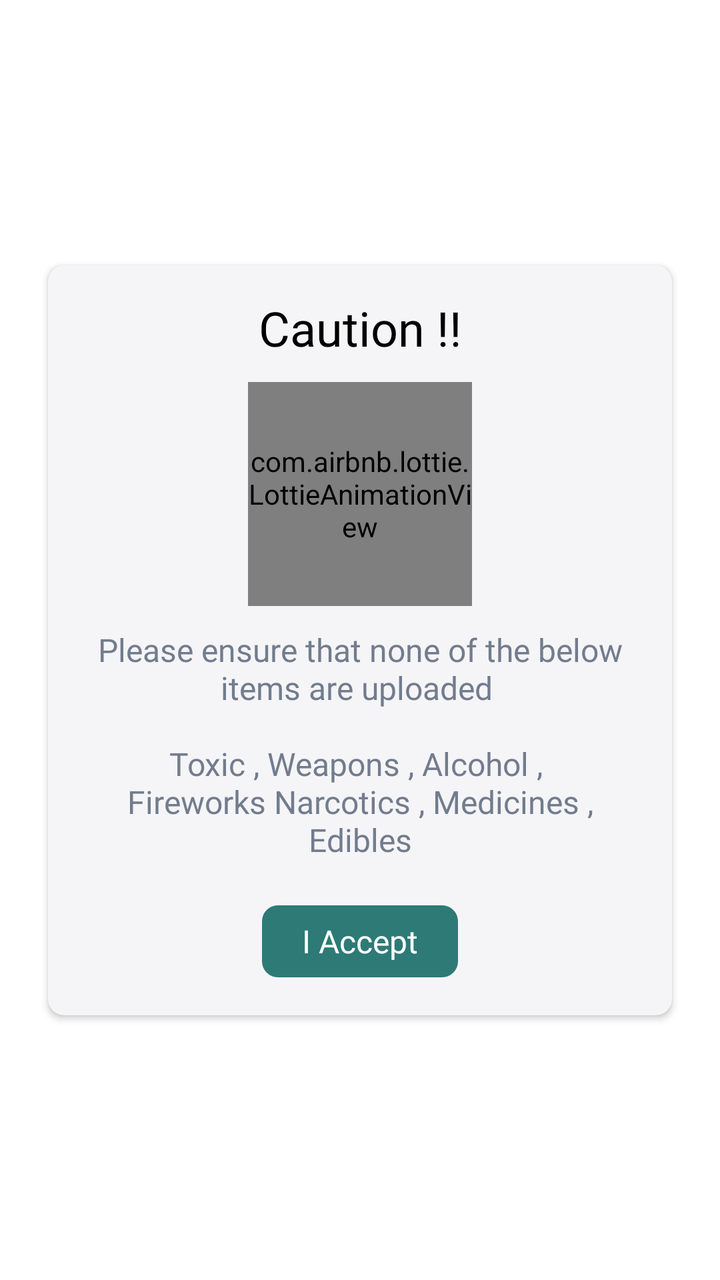
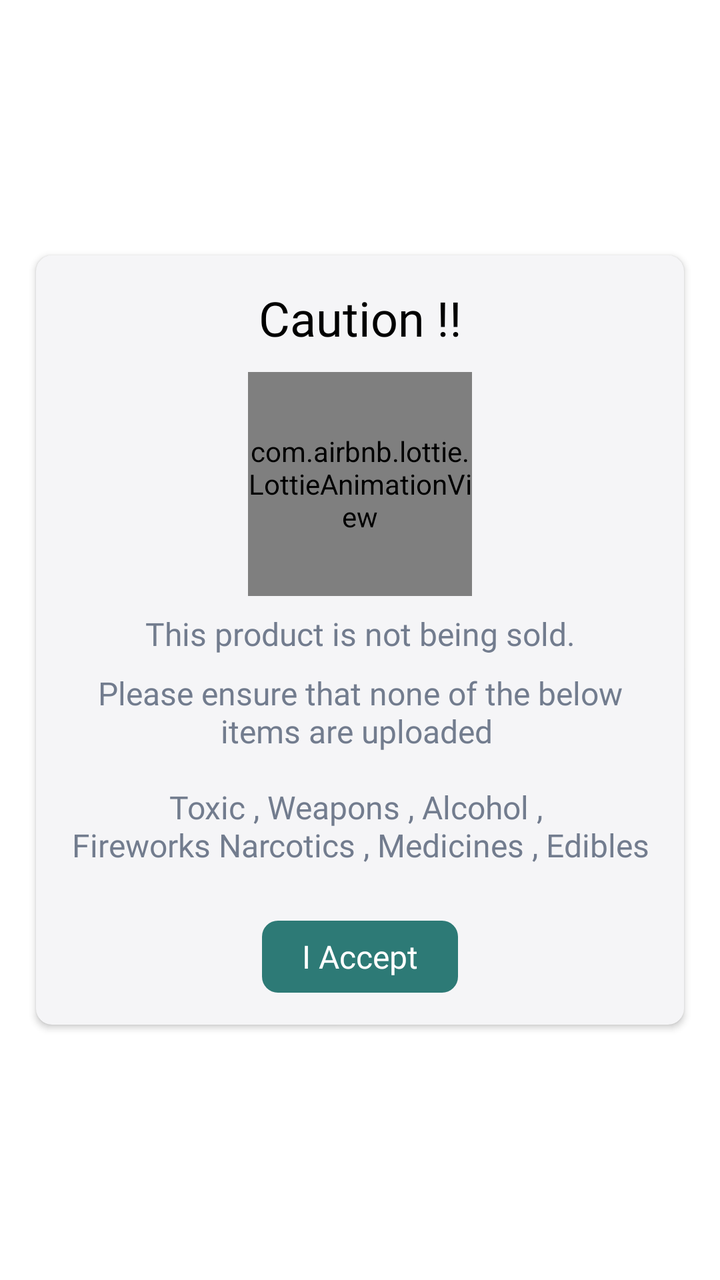

Screens rendered from an Android XML layout before and after an edit, with the pre-edit source and the edit as a unified diff.
<!-- AndroidManifest.xml: application theme Theme.AbraaKaDabraa.App -->
<!-- res/layout/alert_submit_caution_dialog.xml -->
<?xml version="1.0" encoding="utf-8"?>
<androidx.constraintlayout.widget.ConstraintLayout
    android:id="@+id/success_alert_dialog"
    android:layout_width="wrap_content"
    android:layout_height="wrap_content"

    app:layout_constraintBottom_toBottomOf="parent"
    app:layout_constraintEnd_toEndOf="parent"
    app:layout_constraintHorizontal_bias="1.0"
    app:layout_constraintStart_toStartOf="parent"
    app:layout_constraintTop_toTopOf="parent"
    app:layout_constraintVertical_bias="1.0"
    xmlns:android="http://schemas.android.com/apk/res/android"
    xmlns:app="http://schemas.android.com/apk/res-auto">
    

    <androidx.cardview.widget.CardView
        android:id="@+id/cautionDialog"
        android:layout_height="375dp"
        android:layout_width="312dp"
        app:cardBackgroundColor="@color/new_bg_color"
        app:cardCornerRadius="8dp"
        android:visibility="visible"
        app:layout_constraintBottom_toBottomOf="parent"
        app:layout_constraintEnd_toEndOf="parent"
        app:layout_constraintStart_toStartOf="parent"
        app:layout_constraintTop_toTopOf="parent">

        <ScrollView
            android:layout_width="match_parent"
            android:layout_height="wrap_content">

            <androidx.constraintlayout.widget.ConstraintLayout
                android:layout_width="match_parent"
                android:layout_height="match_parent">

                <ImageView
                    android:id="@+id/closeBtn"
                    android:layout_width="wrap_content"
                    android:layout_height="wrap_content"
                    android:layout_marginTop="14dp"
                    android:layout_marginEnd="14dp"
                    android:visibility="gone"
                    app:layout_constraintEnd_toEndOf="parent"
                    app:layout_constraintTop_toTopOf="parent"
                    app:srcCompat="@drawable/ic_close_theme" />
                <com.airbnb.lottie.LottieAnimationView
                    android:id="@+id/success_anim"
                    android:layout_width="112dp"
                    android:layout_height="112dp"
                    android:layout_marginTop="11dp"
                    app:layout_constraintEnd_toEndOf="parent"
                    app:layout_constraintStart_toStartOf="parent"
                    app:layout_constraintTop_toBottomOf="@+id/textView40"
                    app:lottie_autoPlay="true"
                    app:lottie_loop="false"
                    app:lottie_rawRes="@raw/warning" />

                <TextView
                    android:id="@+id/textView81"
                    android:layout_width="0dp"
                    android:layout_height="wrap_content"
                    android:layout_marginStart="16dp"
                    android:layout_marginTop="11dp"
                    android:layout_marginEnd="16dp"
                    android:fontFamily="@font/montserrat_medium"
                    android:gravity="center"
                    android:text="Please ensure that none of the below items are uploaded \n\nToxic , Weapons , Alcohol , \nFireworks Narcotics , Medicines , Edibles\n"
                    android:textColor="@color/message_color"
                    android:textSize="16sp"
                    app:layout_constraintEnd_toEndOf="parent"
                    app:layout_constraintStart_toStartOf="parent"
                    app:layout_constraintTop_toBottomOf="@+id/success_anim" />

                <TextView
                    android:id="@+id/success_ok_btn"
                    android:layout_width="98dp"
                    android:layout_height="36dp"
                    android:layout_marginStart="32dp"
                    android:layout_marginTop="3dp"
                    android:layout_marginEnd="32dp"
                    android:layout_marginBottom="16dp"
                    android:background="@drawable/btn_bg_rounded_rect"
                    android:fontFamily="@font/montserrat_semi_bold"
                    android:gravity="center"
                    android:text="I Accept"
                    android:textAllCaps="false"
                    android:textColor="@color/white"
                    android:textSize="16sp"
                    app:layout_constraintBottom_toBottomOf="parent"
                    app:layout_constraintEnd_toEndOf="parent"
                    app:layout_constraintStart_toStartOf="parent"
                    app:layout_constraintTop_toBottomOf="@+id/textView81" />

                <TextView
                    android:id="@+id/textView40"
                    android:layout_width="wrap_content"
                    android:layout_height="wrap_content"
                    android:layout_marginTop="15dp"
                    android:fontFamily="@font/montserrat_bold"
                    android:text="Caution !!"
                    android:textColor="#000000"
                    android:textSize="24sp"
                    app:layout_constraintEnd_toEndOf="parent"
                    app:layout_constraintStart_toStartOf="parent"
                    app:layout_constraintTop_toTopOf="parent" />
            </androidx.constraintlayout.widget.ConstraintLayout>
        </ScrollView>


    </androidx.cardview.widget.CardView>

    
    <androidx.cardview.widget.CardView
        android:id="@+id/successDialog"
        android:layout_width="284dp"
        android:layout_height="306dp"
        android:visibility="gone"
        app:cardBackgroundColor="@color/new_bg_color"
        app:cardCornerRadius="8dp"
        app:layout_constraintBottom_toBottomOf="parent"
        app:layout_constraintEnd_toEndOf="parent"
        app:layout_constraintStart_toStartOf="parent"
        app:layout_constraintTop_toTopOf="parent">

        <androidx.constraintlayout.widget.ConstraintLayout
            android:layout_width="match_parent"
            android:layout_height="match_parent">

            <com.airbnb.lottie.LottieAnimationView
                android:id="@+id/success_anim1"
                android:layout_width="112dp"
                android:layout_height="102dp"
                android:layout_marginTop="32dp"
                app:layout_constraintEnd_toEndOf="parent"
                app:layout_constraintStart_toStartOf="parent"
                app:layout_constraintTop_toTopOf="parent"
                app:lottie_autoPlay="true"
                app:lottie_loop="true"
                app:lottie_rawRes="@raw/toucan" />

            <TextView
                android:id="@+id/textView80"
                android:layout_width="wrap_content"
                android:layout_height="wrap_content"
                android:layout_marginTop="8dp"
                android:fontFamily="@font/montserrat_bold"
                android:text="Success !"
                android:textColor="#1D2126"
                android:textSize="24sp"
                app:layout_constraintEnd_toEndOf="@+id/success_anim1"
                app:layout_constraintStart_toStartOf="@+id/success_anim1"
                app:layout_constraintTop_toBottomOf="@+id/success_anim1" />

            <TextView
                android:id="@+id/textView811"
                android:layout_width="0dp"
                android:layout_height="wrap_content"
                android:layout_marginStart="16dp"
                android:layout_marginTop="16dp"
                android:layout_marginEnd="16dp"
                android:gravity="center"
                android:text="We are immensely grateful for your contribution. An interested receiver will request soon."
                app:layout_constraintEnd_toEndOf="parent"
                app:layout_constraintStart_toStartOf="parent"
                app:layout_constraintTop_toBottomOf="@+id/textView80" />

            <TextView
                android:id="@+id/success_ok_btn1"
                android:layout_width="98dp"
                android:layout_height="36dp"
                android:layout_marginStart="32dp"
                android:layout_marginEnd="32dp"
                android:layout_marginBottom="16dp"
                android:background="@drawable/btn_bg_rounded_rect"
                android:fontFamily="@font/montserrat_semi_bold"
                android:gravity="center"
                android:text="Ok, Got it"
                android:textAllCaps="false"
                android:textColor="@color/white"
                android:textSize="16sp"
                app:layout_constraintBottom_toBottomOf="parent"
                app:layout_constraintEnd_toEndOf="parent"
                app:layout_constraintStart_toStartOf="parent" />
        </androidx.constraintlayout.widget.ConstraintLayout>
    </androidx.cardview.widget.CardView>
</androidx.constraintlayout.widget.ConstraintLayout>
<!-- resources referenced by this layout -->
<resources>
  <color name="message_color">#727C8E</color>
  <color name="new_bg_color">#F5F5F7</color>
  <color name="white">#FFFFFFFF</color>
  <!-- drawable btn_bg_rounded_rect (drawable) -->
  <shape xmlns:android="http://schemas.android.com/apk/res/android"
      android:shape="rectangle">
  
      <solid android:color="@color/new_button_color" />
  
      <corners android:radius="8dp" />
  
  </shape>
  <!-- drawable ic_close_theme (drawable) -->
  <vector xmlns:android="http://schemas.android.com/apk/res/android"
      android:width="24dp"
      android:height="24dp"
      android:viewportWidth="24"
      android:viewportHeight="24"
      >
    <path
        android:fillColor="@color/theme_color"
        android:pathData="M19,6.41L17.59,5 12,10.59 6.41,5 5,6.41 10.59,12 5,17.59 6.41,19 12,13.41 17.59,19 19,17.59 13.41,12z"/>
  </vector>
  <style name="Theme.AbraaKaDabraa.App" parent="Theme.MaterialComponents.Light.DarkActionBar">
          <item name="colorPrimary">@color/theme_color</item>
          <item name="colorPrimaryVariant">@color/theme_color</item>
          <item name="colorOnPrimary">@color/theme_color</item>
      </style>
  <color name="new_button_color">#2D7A76</color>
  <color name="theme_color">#416D49</color>
</resources>

<!-- the commit's change to res/layout/alert_submit_caution_dialog.xml (unified diff, before → after) -->
@@ -1,26 +1,25 @@
 <?xml version="1.0" encoding="utf-8"?>
 <androidx.constraintlayout.widget.ConstraintLayout
     android:id="@+id/success_alert_dialog"
-    android:layout_width="wrap_content"
-    android:layout_height="wrap_content"
-
+    android:layout_width="match_parent"
+    android:layout_height="match_parent"
     app:layout_constraintBottom_toBottomOf="parent"
     app:layout_constraintEnd_toEndOf="parent"
-    app:layout_constraintHorizontal_bias="1.0"
     app:layout_constraintStart_toStartOf="parent"
     app:layout_constraintTop_toTopOf="parent"
-    app:layout_constraintVertical_bias="1.0"
     xmlns:android="http://schemas.android.com/apk/res/android"
     xmlns:app="http://schemas.android.com/apk/res-auto">
     
 
     <androidx.cardview.widget.CardView
         android:id="@+id/cautionDialog"
-        android:layout_height="375dp"
-        android:layout_width="312dp"
+        android:layout_width="0dp"
+        android:layout_height="wrap_content"
         app:cardBackgroundColor="@color/new_bg_color"
         app:cardCornerRadius="8dp"
         android:visibility="visible"
+        app:layout_constraintHeight_percent="0.7"
+        app:layout_constraintWidth_percent="0.9"
         app:layout_constraintBottom_toBottomOf="parent"
         app:layout_constraintEnd_toEndOf="parent"
         app:layout_constraintStart_toStartOf="parent"
@@ -57,11 +56,27 @@
                     app:lottie_rawRes="@raw/warning" />
 
                 <TextView
+                    android:id="@+id/textView812"
+                    android:layout_width="0dp"
+                    android:layout_height="wrap_content"
+                    android:layout_marginStart="16dp"
+                    android:layout_marginTop="8dp"
+                    android:layout_marginEnd="16dp"
+                    android:fontFamily="@font/montserrat_bold"
+                    android:gravity="center"
+                    android:text="This product is not being sold."
+                    android:textColor="@color/message_color"
+                    android:textSize="16sp"
+                    app:layout_constraintEnd_toEndOf="parent"
+                    app:layout_constraintStart_toStartOf="parent"
+                    app:layout_constraintTop_toBottomOf="@+id/success_anim" />
+
+                <TextView
                     android:id="@+id/textView81"
                     android:layout_width="0dp"
                     android:layout_height="wrap_content"
                     android:layout_marginStart="16dp"
-                    android:layout_marginTop="11dp"
+                    android:layout_marginTop="8dp"
                     android:layout_marginEnd="16dp"
                     android:fontFamily="@font/montserrat_medium"
                     android:gravity="center"
@@ -70,14 +85,14 @@
                     android:textSize="16sp"
                     app:layout_constraintEnd_toEndOf="parent"
                     app:layout_constraintStart_toStartOf="parent"
-                    app:layout_constraintTop_toBottomOf="@+id/success_anim" />
+                    app:layout_constraintTop_toBottomOf="@+id/textView812" />
 
                 <TextView
                     android:id="@+id/success_ok_btn"
                     android:layout_width="98dp"
                     android:layout_height="36dp"
                     android:layout_marginStart="32dp"
-                    android:layout_marginTop="3dp"
+                    android:layout_marginTop="8dp"
                     android:layout_marginEnd="32dp"
                     android:layout_marginBottom="16dp"
                     android:background="@drawable/btn_bg_rounded_rect"
